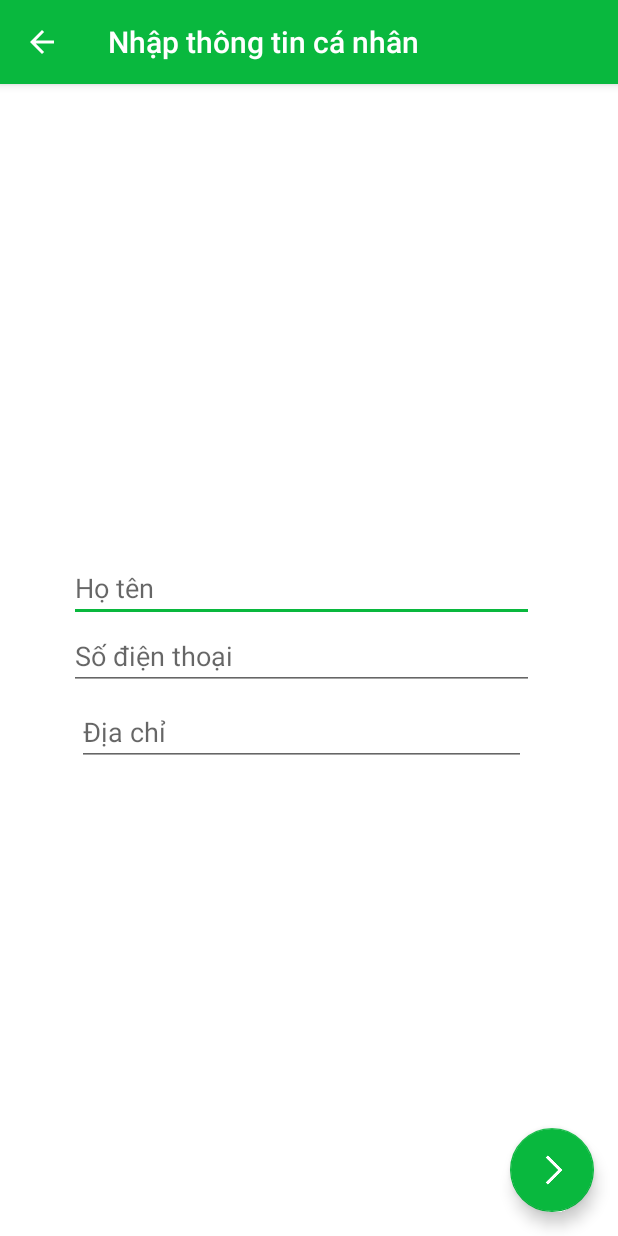
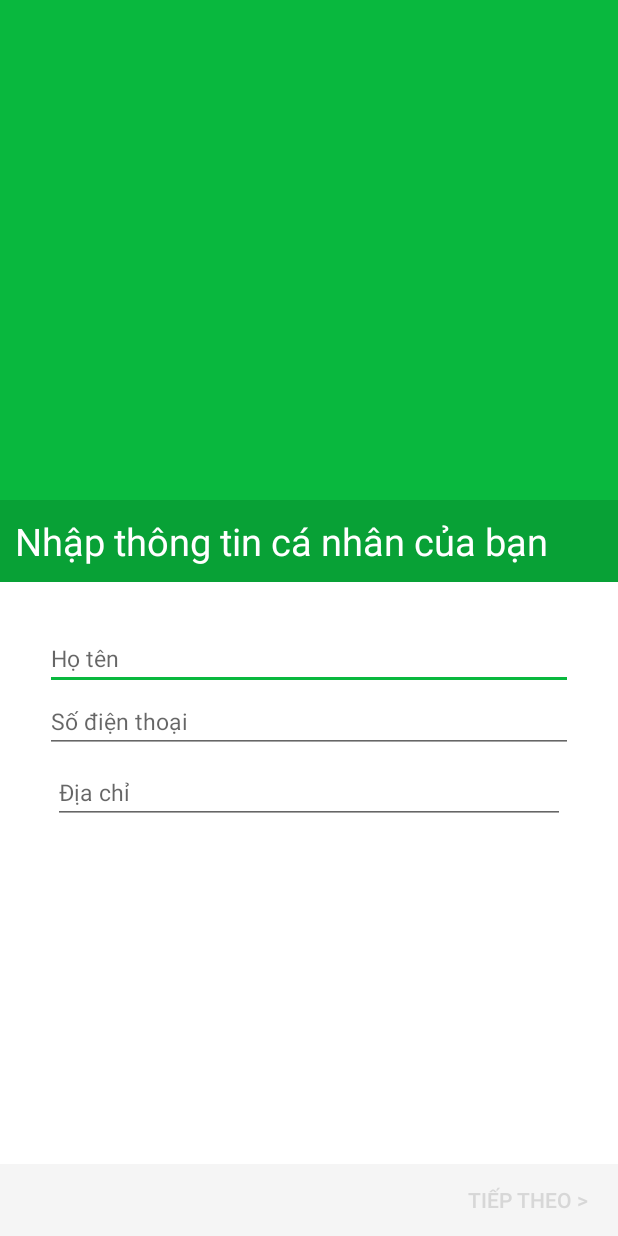
Before and after one commit to sapuit/oppaClient, an Android app: the InfoInputActivity screen opened directly, with no data from a screen before it, on a phone screen of 412 x 824 dp. Run offline under Robolectric (Android 15) with nearby library versions, the phone set to English and light mode, and no system bars; libraries missing offline, so code that uses them is left out: cn.pedant, com.afollestad.materialdialogs, com.rengwuxian.materialedittext; plain views replace MaterialEditText; 7 statements that could not run were skipped.

Commit message:
chỉnh sửa layout input thông tin

```diff
--- a/app/src/main/java/vn/soaap/onlinepharmacy/activity/InfoInputActivity.java
+++ b/app/src/main/java/vn/soaap/onlinepharmacy/activity/InfoInputActivity.java
@@ -1,6 +1,7 @@
 package vn.soaap.onlinepharmacy.activity;
 
 import android.content.Intent;
+import android.graphics.Color;
 import android.os.Bundle;
 import android.support.design.widget.FloatingActionButton;
 import android.support.v7.app.AppCompatActivity;
@@ -11,6 +12,7 @@ import android.text.Editable;
 import android.text.TextWatcher;
 import android.util.Log;
 import android.view.View;
+import android.widget.Button;
 import android.widget.EditText;
 import android.widget.ImageButton;
 
@@ -33,6 +35,7 @@ public class InfoInputActivity extends AppCompatActivity {
     MaterialEditText etAddress;
     MaterialEditText etPhoneNum;
     MaterialEditText etName;
+    Button footer_next;
 
     @Override
     protected void onCreate(Bundle savedInstanceState) {
@@ -43,17 +46,22 @@ public class InfoInputActivity extends AppCompatActivity {
     }
 
     private void initView() {
-        Toolbar toolbar = (Toolbar) findViewById(R.id.toolbar);
-        setSupportActionBar(toolbar);
-        getSupportActionBar().setDisplayHomeAsUpEnabled(true);
-        final FloatingActionButton fab = (FloatingActionButton) findViewById(R.id.fab);
+//        Toolbar toolbar = (Toolbar) findViewById(R.id.toolbar);
+//        setSupportActionBar(toolbar);
+//        getSupportActionBar().setDisplayHomeAsUpEnabled(true);
+//        final FloatingActionButton fab = (FloatingActionButton) findViewById(R.id.fab);
 
-        etName = (MaterialEditText) findViewById(R.id.etName);
-        etAddress = (MaterialEditText) findViewById(R.id.etAddress);
+        etName     = (MaterialEditText) findViewById(R.id.etName);
+        etAddress  = (MaterialEditText) findViewById(R.id.etAddress);
         etPhoneNum = (MaterialEditText) findViewById(R.id.etPhoneNum);
+        footer_next = (Button) findViewById(R.id.footer_next);
+
+//        fab.setEnabled(false);
+//        fab.setBackgroundColor(getResources().getColor(R.color.colorDivider));
 
         etAddress.setEnabled(false);
         etPhoneNum.setEnabled(false);
+        footer_next.setEnabled(false);
 
         etName.addTextChangedListener(new TextWatcher() {
             @Override
@@ -64,7 +72,6 @@ public class InfoInputActivity extends AppCompatActivity {
             public void onTextChanged(CharSequence s, int start, int before, int count) {
                 etAddress.setEnabled(s.toString().trim().length() > 3);
                 etPhoneNum.setEnabled(s.toString().trim().length() > 5);
-
             }
 
             @Override
@@ -80,7 +87,14 @@ public class InfoInputActivity extends AppCompatActivity {
             @Override
             public void onTextChanged(CharSequence s, int start, int before, int count) {
                 etAddress.setEnabled(s.toString().trim().length() > 3);
-                fab.setEnabled(s.toString().trim().length() > 3);
+                footer_next.setEnabled(s.toString().trim().length() > 3);
+                if(s.toString().trim().length() > 3)
+                    footer_next.setTextColor(Color.BLACK);
+                else
+                    footer_next.setTextColor(Color.parseColor("#d7d7d7"));
+
+//                fab.setEnabled(s.toString().trim().length() > 3);
+//                fab.setBackgroundColor(getResources().getColor(R.color.colorPrimary));
             }
 
             @Override
@@ -89,7 +103,8 @@ public class InfoInputActivity extends AppCompatActivity {
         });
         final Intent intent = new Intent(this, DrugsInputActivity.class);
 
-        fab.setOnClickListener(new View.OnClickListener() {
+
+        footer_next.setOnClickListener(new View.OnClickListener() {
             @Override
             public void onClick(View view) {
                 String name = etName.getText().toString();
--- a/app/src/main/res/layout/activity_info_input.xml
+++ b/app/src/main/res/layout/activity_info_input.xml
@@ -12,23 +12,23 @@
         android:layout_height="wrap_content"
         android:theme="@style/AppTheme.AppBarOverlay">
 
-        <android.support.v7.widget.Toolbar
-            android:id="@+id/toolbar"
-            android:layout_width="match_parent"
-            android:layout_height="?attr/actionBarSize"
-            android:background="?attr/colorPrimary"
-            app:popupTheme="@style/AppTheme.PopupOverlay" />
+        <!--<android.support.v7.widget.Toolbar-->
+            <!--android:id="@+id/toolbar"-->
+            <!--android:layout_width="match_parent"-->
+            <!--android:layout_height="?attr/actionBarSize"-->
+            <!--android:background="?attr/colorPrimary"-->
+            <!--app:popupTheme="@style/AppTheme.PopupOverlay" />-->
 
     </android.support.design.widget.AppBarLayout>
 
     <include layout="@layout/content_info_input" />
 
-    <android.support.design.widget.FloatingActionButton
-        android:id="@+id/fab"
-        android:layout_width="wrap_content"
-        android:layout_height="wrap_content"
-        android:layout_gravity="bottom|end"
-        android:layout_margin="@dimen/fab_margin"
-        android:src="@mipmap/ic_next" />
+    <!--<android.support.design.widget.FloatingActionButton-->
+        <!--android:id="@+id/fab"-->
+        <!--android:layout_width="wrap_content"-->
+        <!--android:layout_height="wrap_content"-->
+        <!--android:layout_gravity="bottom|end"-->
+        <!--android:layout_margin="@dimen/fab_margin"-->
+        <!--android:src="@mipmap/ic_next" />-->
 
 </android.support.design.widget.CoordinatorLayout>
--- a/app/src/main/res/layout/content_info_input.xml
+++ b/app/src/main/res/layout/content_info_input.xml
@@ -1,31 +1,63 @@
 <?xml version="1.0" encoding="utf-8"?>
-<LinearLayout xmlns:android="http://schemas.android.com/apk/res/android"
+<RelativeLayout xmlns:android="http://schemas.android.com/apk/res/android"
     xmlns:app="http://schemas.android.com/apk/res-auto"
     xmlns:tools="http://schemas.android.com/tools"
     android:layout_width="match_parent"
     android:layout_height="match_parent"
     android:background="@color/white"
-    android:gravity="center"
-    android:paddingBottom="@dimen/activity_vertical_margin"
-    android:paddingLeft="@dimen/activity_horizontal_margin"
-    android:paddingRight="@dimen/activity_horizontal_margin"
-    android:paddingTop="@dimen/activity_vertical_margin"
+    android:orientation="vertical"
     app:layout_behavior="@string/appbar_scrolling_view_behavior"
     tools:context="vn.soaap.onlinepharmacy.activity.InfoInputActivity">
 
-    <LinearLayout
+    <ScrollView
         android:layout_width="match_parent"
-        android:layout_height="wrap_content"
-        android:orientation="vertical"
-        android:padding="20dp">
+        android:layout_height="match_parent"
+        android:layout_above="@+id/lnFooter"
+        android:fillViewport="true">
 
         <LinearLayout
             android:layout_width="match_parent"
+            android:layout_height="match_parent"
+            android:orientation="vertical">
+
+            <LinearLayout
+                android:layout_width="match_parent"
+                android:layout_height="0dp"
+                android:layout_weight="1">
+
+                <RelativeLayout
+                    android:layout_width="match_parent"
+                    android:layout_height="match_parent"
+                    android:background="@color/colorPrimary">
+
+                    <LinearLayout
+                        android:layout_width="match_parent"
+                        android:layout_height="match_parent"
+                        android:layout_above="@+id/tvTitle"
+                        android:background="@color/colorPrimary" />
+
+                    <TextView
+                        android:id="@+id/tvTitle"
+                        android:layout_width="match_parent"
                         android:layout_height="wrap_content"
-            android:layout_marginLeft="10dp"
-            android:layout_marginRight="20dp"
-            android:layout_marginTop="5dp"
-            android:orientation="vertical">
+                        android:layout_alignParentBottom="true"
+                        android:background="@color/activatedColor"
+                        android:padding="10dp"
+
+                        android:text="Nhập thông tin cá nhân của bạn"
+                        android:textColor="@android:color/white"
+                        android:textSize="25sp" />
+
+                </RelativeLayout>
+
+            </LinearLayout>
+
+            <LinearLayout
+                android:layout_width="match_parent"
+                android:layout_height="0dp"
+                android:layout_weight="1"
+                android:orientation="vertical"
+                android:padding="30dp">
 
                 <com.rengwuxian.materialedittext.MaterialEditText
                     android:id="@+id/etName"
@@ -34,7 +66,7 @@
                     android:hint="Họ tên "
                     android:inputType="textCapWords"
                     android:singleLine="true"
-                android:textSize="18sp"
+                    android:textSize="15sp"
                     app:met_clearButton="true"
                     app:met_floatingLabel="highlight" />
 
@@ -46,7 +78,7 @@
                     android:inputType="number"
                     android:maxLength="15"
                     android:singleLine="true"
-                android:textSize="18sp"
+                    android:textSize="15sp"
                     app:met_floatingLabel="highlight" />
 
                 <com.rengwuxian.materialedittext.MaterialEditText
@@ -58,14 +90,31 @@
                     android:inputType="textCapWords"
                     android:maxLength="30"
                     android:singleLine="true"
-                android:textSize="18sp"
+                    android:textSize="15sp"
                     app:met_clearButton="true"
-                app:met_floatingLabel="highlight"
-                />
+                    app:met_floatingLabel="highlight" />
 
 
             </LinearLayout>
 
         </LinearLayout>
 
+    </ScrollView>
+
+    <LinearLayout
+        android:id="@+id/lnFooter"
+        android:layout_width="match_parent"
+        android:layout_height="wrap_content"
+        android:layout_alignParentBottom="true">
+
+        <Button
+            android:id="@+id/footer_next"
+            android:layout_width="match_parent"
+            android:layout_height="wrap_content"
+            android:gravity="end|center"
+            android:background="@color/colorBackgroundBtn"
+            android:paddingRight="20dp"
+            android:textColor="@color/secondary_text_dark"
+            android:text="Tiếp theo >" />
     </LinearLayout>
+</RelativeLayout>
--- a/app/src/main/res/values/colors.xml
+++ b/app/src/main/res/values/colors.xml
@@ -10,4 +10,7 @@
     <color name="activatedColor">#20000000</color>
     <color name="pressedColor">#2033b5e5</color>
     <color name="white">#ffff</color>
+
+    <color name="colorBackgroundBtn">#f5f5f5</color>
+    <color name="secondary_text_dark">#d7d7d7</color>
 </resources>
```
Lines whose indentation alone changed are shown as unchanged.
